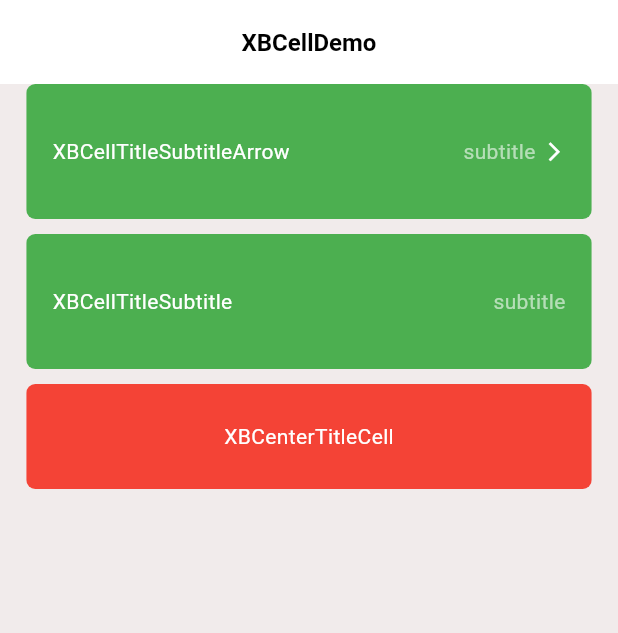
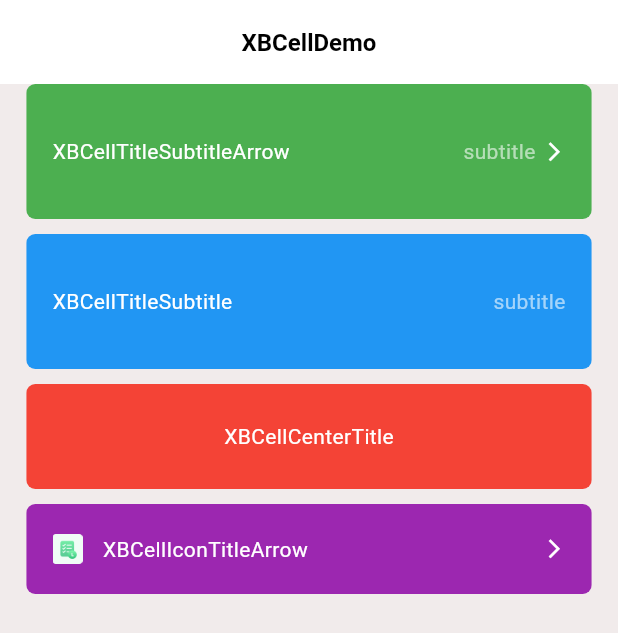
Before and after one commit to huisedediao/xb_scaffold, a Flutter app: the screen it shows after launch, on a phone screen of 412 x 824 dp. Shown: the top 633 px of the screen. Run offline on Flutter 3.47's test engine with Material 3 defaults, Android fonts, the phone set to English and light mode, and no system bars; our stand-ins replace cached_network_image, dio, logger; missing offline and left inert: dart:html.

Commit message:
添加cell

```diff
--- a/example/lib/home.dart
+++ b/example/lib/home.dart
@@ -60,7 +60,7 @@ class Home extends XBPage<HomeVM> {
               left: spaces.gapDef,
               right: spaces.gapDef,
             ),
-            backgroundColor: Colors.green,
+            backgroundColor: Colors.blue,
             titleStyle: const TextStyle(color: Colors.white),
             subtitleStyle: TextStyle(color: Colors.white.withAlpha(150)),
             contentHeight: 70,
@@ -89,6 +89,24 @@ class Home extends XBPage<HomeVM> {
             onTap: () {},
           );
         }
+        if (index == 3) {
+          return XBCellIconTitleArrow(
+            contentBorderRadius: BorderRadius.circular(6),
+            icon: "assets/images/icon_inspectionPlan.png",
+            margin: EdgeInsets.only(
+              left: spaces.gapDef,
+              right: spaces.gapDef,
+            ),
+            contentHeight: 40,
+            padding: EdgeInsets.only(
+                left: spaces.gapDef, right: spaces.gapDef, top: 10, bottom: 10),
+            title: title,
+            titleStyle: const TextStyle(color: Colors.white),
+            iconSize: const Size(20, 20),
+            backgroundColor: Colors.purple,
+            arrowColor: Colors.white,
+          );
+        }
         return Container(
           color: colors.randColor,
           height: 50,
--- a/example/lib/home_vm.dart
+++ b/example/lib/home_vm.dart
@@ -4,6 +4,10 @@ import 'package:xb_scaffold/xb_scaffold.dart';
 class HomeVM extends XBPageVM<Home> {
   HomeVM({required super.context});
 
-  List<String> get titles =>
-      ["XBCellTitleSubtitleArrow", "XBCellTitleSubtitle", "XBCenterTitleCell"];
+  List<String> get titles => [
+        "XBCellTitleSubtitleArrow",
+        "XBCellTitleSubtitle",
+        "XBCellCenterTitle",
+        "XBCellIconTitleArrow"
+      ];
 }
--- a/example/pubspec.yaml
+++ b/example/pubspec.yaml
@@ -61,9 +61,8 @@ flutter:
   uses-material-design: true
 
   # To add assets to your application, add an assets section, like this:
-  # assets:
-  #   - images/a_dot_burr.jpeg
-  #   - images/a_dot_ham.jpeg
+  assets:
+    - assets/images/
 
   # An image asset can refer to one or more resolution-specific "variants", see
   # https://flutter.dev/assets-and-images/#resolution-aware
--- a/lib/src/common/xb_cell/xb_cell.dart
+++ b/lib/src/common/xb_cell/xb_cell.dart
@@ -3,6 +3,7 @@ import 'package:xb_scaffold/xb_scaffold.dart';
 export 'xb_cell_center_title.dart';
 export 'xb_cell_title_subtitle_arrow.dart';
 export 'xb_cell_title_subtitle.dart';
+export 'xb_cell_icon_title_arrow.dart';
 
 abstract class XBCell extends StatelessWidget {
   final EdgeInsetsGeometry? margin;
--- /dev/null
+++ b/lib/src/common/xb_cell/xb_cell_icon_title_arrow.dart
@@ -0,0 +1,62 @@
+import 'package:flutter/material.dart';
+import 'package:xb_scaffold/src/common/xb_cell/xb_right_icon.dart';
+import 'package:xb_scaffold/xb_scaffold.dart';
+
+class XBCellIconTitleArrow extends XBCell {
+  final String icon;
+  final Size? iconSize;
+  final double? iconRightPadding;
+  final String title;
+  final TextStyle? titleStyle;
+  final double? maxTitleWidth;
+  final int? titleMaxLines;
+  final TextOverflow? titleOverflow;
+  final Color? arrowColor;
+  final double? arrowLeftPadding;
+  const XBCellIconTitleArrow(
+      {required this.icon,
+      this.iconSize,
+      this.iconRightPadding,
+      required this.title,
+      this.titleStyle,
+      this.maxTitleWidth,
+      this.titleMaxLines,
+      this.titleOverflow,
+      this.arrowColor,
+      this.arrowLeftPadding,
+      super.contentHeight,
+      super.margin,
+      super.padding,
+      super.onTap,
+      super.contentBorderRadius,
+      super.backgroundColor,
+      super.key});
+
+  @override
+  Widget buildContent() {
+    return Row(
+      children: [
+        XBImage(
+          icon,
+          width: iconSize?.width ?? 15,
+          height: iconSize?.height ?? 15,
+        ),
+        SizedBox(width: iconRightPadding ?? spaces.gapLess),
+        SizedBox(
+          width: maxTitleWidth,
+          child: Text(
+            title,
+            overflow: titleOverflow,
+            style: titleStyle,
+            maxLines: titleMaxLines,
+          ),
+        ),
+        const Spacer(),
+        SizedBox(width: arrowLeftPadding ?? 5),
+        XBCellArrow(
+          color: arrowColor,
+        ),
+      ],
+    );
+  }
+}
```
Also changed, not shown: example/assets/images/icon_inspectionPlan.png (added).
